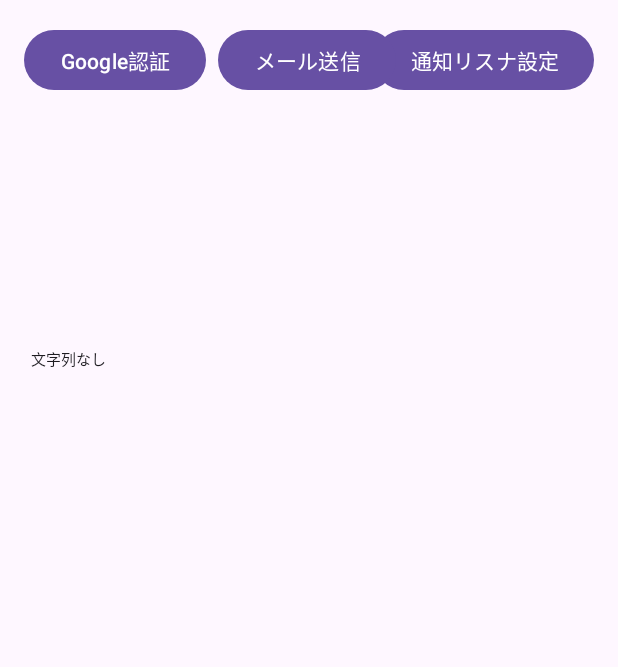
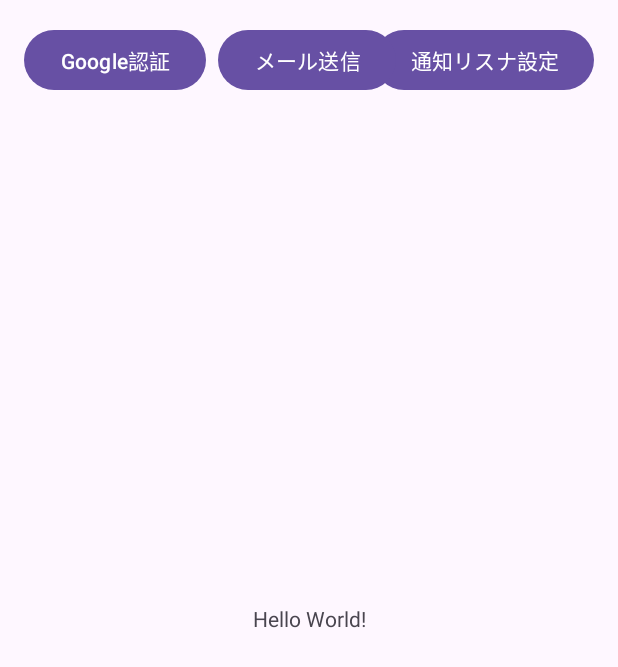
Before and after one commit to ttt-fork/NotificationGmail, an Android app: the screen it shows after launch (MainActivity), on a phone screen of 412 x 824 dp. Shown: the top 667 px of the screen. Run offline under Robolectric (Android 15) with nearby library versions, the phone set to English and light mode, and no system bars; libraries missing offline, so code that uses them is left out: com.google.api.client.

```diff
--- a/app/src/main/java/com/example/notificationgmail001/MainActivity.java
+++ b/app/src/main/java/com/example/notificationgmail001/MainActivity.java
@@ -4,16 +4,12 @@ import android.content.BroadcastReceiver;
 import android.content.Context;
 import android.content.Intent;
 import android.content.IntentFilter;
-import android.content.SharedPreferences;
 import android.os.Bundle;
-import android.text.method.ScrollingMovementMethod;
 import android.util.Log;
 import android.view.View;
 import android.widget.Button;
-import android.widget.EditText;
 import android.net.Uri;
 import android.app.Activity;
-import android.widget.TextView;
 
 import androidx.activity.EdgeToEdge;
 import androidx.appcompat.app.AppCompatActivity;
@@ -28,22 +24,14 @@ import com.google.android.gms.common.api.Scope;
 import com.google.api.client.googleapis.extensions.android.gms.auth.GoogleAccountCredential;
 import com.google.api.client.json.gson.GsonFactory;
 
-import java.text.SimpleDateFormat;
 import java.util.Collections;
-import java.util.Date;
-import java.util.Locale;
 
 public class MainActivity extends AppCompatActivity {
     private String TAG = "MainActivity";
-    private String P_NAME = "PrefNotificationLog";
-    private String K_NAME = "NotificationLog";
     private Button mBtnNotificationListenerSettings = null;
     private Button mBtnAuthGoogle = null;
     private Button mBtnMailSend = null;
-    private EditText mETxtLog = null;
     private NotificationReceiver notificationReceiver = null;
-    private String mNotificationLog = "";
-    private SharedPreferences mSharedPreferences = null;
 
     private static final int REQUEST_CODE_SIGN_IN = 1;
     private static final int REQUEST_CODE_OPEN_DOCUMENT = 2;
@@ -63,14 +51,6 @@ public class MainActivity extends AppCompatActivity {
         });
 
         Log.d(TAG, "onCreate()001");
-
-        //
-        mSharedPreferences = getSharedPreferences(P_NAME, MODE_PRIVATE);
-        mNotificationLog = mSharedPreferences.getString(K_NAME,"文字列なし");
-
-        // ログ表示表のエディットテキスト
-        mETxtLog = findViewById(R.id.editText);
-        mETxtLog.setText(mNotificationLog);
 
         // ブロードキャストレシーバーのインスタンスを作成
         notificationReceiver = new NotificationReceiver();
@@ -105,7 +85,7 @@ public class MainActivity extends AppCompatActivity {
                     @Override
                     public void run(){
                         try{
-                            doSend("メール送信ボタンイベント");
+                            doSend();
                         }catch(Exception e){
                             Log.e(TAG, "Exception:" + e.toString());
                         }
@@ -114,12 +94,6 @@ public class MainActivity extends AppCompatActivity {
 
                 Thread thread = new Thread(runnable);
                 thread.start();
-
-                mNotificationLog = "clear";
-                mETxtLog.setText(mNotificationLog);
-                SharedPreferences.Editor editor = mSharedPreferences.edit();
-                editor.putString(K_NAME, mNotificationLog);
-                editor.apply();
             }
         });
     }
@@ -183,10 +157,10 @@ public class MainActivity extends AppCompatActivity {
     }
 
 
-    void doSend(String sendText) throws Exception{
+    void doSend() throws Exception{
         Log.d(TAG, "doSend() start");
 
-        mSndMsg.sendEmail("onod0601@gmail.com","onod0601@gmail.com", sendText, mCrdntial);
+        mSndMsg.sendEmail("onod0601@gmail.com","onod0601@gmail.com", mCrdntial);
 
         Log.d(TAG, "doSend() end");
     }
@@ -196,19 +170,16 @@ public class MainActivity extends AppCompatActivity {
         @Override
         public void onReceive(Context context, Intent intent) {
             // ブロードキャストからデータを取得
-            String type = intent.getStringExtra("notification_type");
             String title = intent.getStringExtra("notification_title");
             String text = intent.getStringExtra("notification_text");
 
             // 取得したデータをTextViewに設定
             if (text != null) {
-                if( type.equals("normal") ) {
-                    // メール送信
                 Runnable runnable = new Runnable(){
                     @Override
                     public void run(){
                         try{
-                                doSend(text);
+                            doSend();
                         }catch(Exception e){
                             Log.e(TAG, "Exception:" + e.toString());
                         }
@@ -218,20 +189,6 @@ public class MainActivity extends AppCompatActivity {
                 Thread thread = new Thread(runnable);
                 thread.start();
             }
-                else {}
-
-                // フォーマットを指定
-                SimpleDateFormat formatter = new SimpleDateFormat("yyyy/MM/dd HH:mm", Locale.getDefault());
-                String logtext1 = formatter.format(new Date()) + " " + text;
-
-                // ログの記録
-                mNotificationLog = mNotificationLog + "\n" + logtext1.replaceAll("[\n\r]", " ");
-                mETxtLog.setText(mNotificationLog);
-
-                SharedPreferences.Editor editor = mSharedPreferences.edit();
-                editor.putString(K_NAME, mNotificationLog);
-                editor.apply();
-            }
         }
     }
 
--- a/app/src/main/java/com/example/notificationgmail001/SendMessage.java
+++ b/app/src/main/java/com/example/notificationgmail001/SendMessage.java
@@ -48,7 +48,6 @@ public class SendMessage {
      */
     public static Message sendEmail(String fromEmailAddress,
                                     String toEmailAddress,
-                                    String sendText,
                                     GoogleAccountCredential argCrdntial)
             throws MessagingException, IOException {
         /* Load pre-authorized user credentials from the environment.
@@ -85,11 +84,11 @@ public class SendMessage {
 //        }
 
         // フォーマットを指定
-        SimpleDateFormat formatter = new SimpleDateFormat("yyyy/MM/dd HH:mm", Locale.getDefault());
+        SimpleDateFormat formatter = new SimpleDateFormat("yyyy-MM-dd HH:mm:ss", Locale.getDefault());
 
         // Create the email content
         String messageSubject = "Test message";
-        String bodyText = formatter.format(new Date()) + "\n" + sendText;
+        String bodyText = "test " + formatter.format(new Date());;
 
         // Encode as MIME message
         Properties props = new Properties();
--- a/app/src/main/res/layout/activity_main.xml
+++ b/app/src/main/res/layout/activity_main.xml
@@ -7,27 +7,14 @@
     android:layout_height="match_parent"
     tools:context=".MainActivity">
 
-    <EditText
-        android:id="@+id/editText"
-        android:layout_width="370dp"
-        android:layout_height="185dp"
-        android:layout_marginTop="144dp"
-        android:background="@android:color/transparent"
-        android:clickable="false"
-        android:cursorVisible="false"
-        android:editable="false"
-        android:focusable="true"
-        android:inputType="none"
-        android:scrollbars="vertical"
-        android:text="Notification文字列"
-        android:textIsSelectable="true"
-        android:textSize="10sp"
+    <TextView
+        android:layout_width="wrap_content"
+        android:layout_height="wrap_content"
+        android:text="Hello World!"
         app:layout_constraintBottom_toBottomOf="parent"
         app:layout_constraintEnd_toEndOf="parent"
-        app:layout_constraintHorizontal_bias="0.492"
         app:layout_constraintStart_toStartOf="parent"
-        app:layout_constraintTop_toTopOf="parent"
-        app:layout_constraintVertical_bias="0.006" />
+        app:layout_constraintTop_toTopOf="parent" />
 
     <Button
         android:id="@+id/btnNotificationListenerSettings"
```
Also changed, not shown: app/src/main/java/com/example/notificationgmail001/MyNotificationListenerService.java (+5 -160 lines), app/src/main/res/values/strings.xml (+0 -11 lines). Lines whose indentation alone changed are shown as unchanged.
